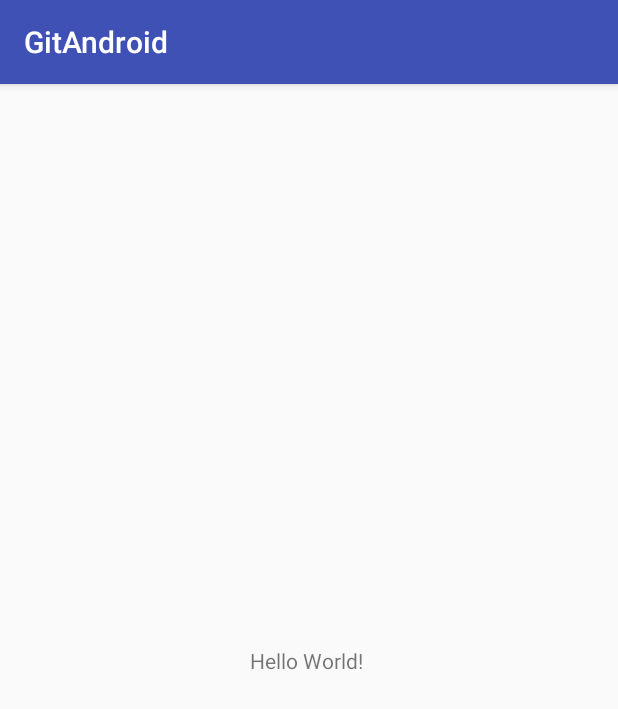
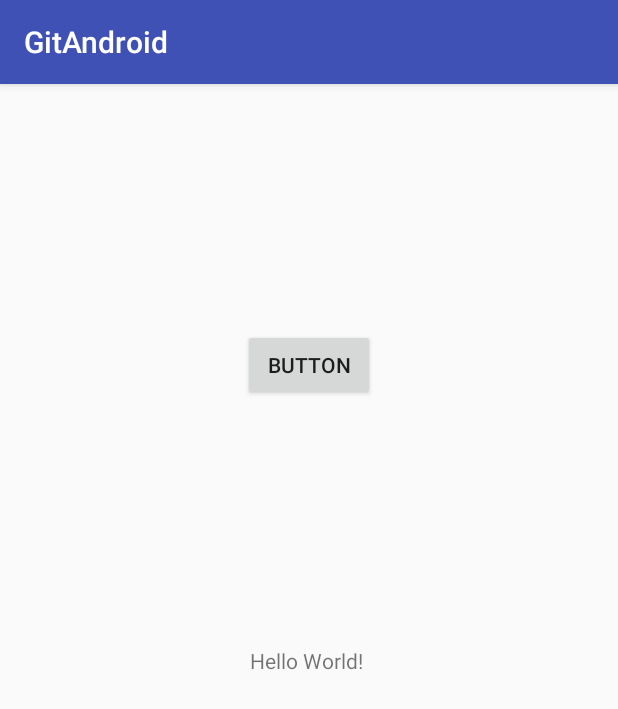
Before and after one commit to ulsOP/GitAndroidUOP, an Android app: the screen it shows after launch (MainActivity), on a phone screen of 412 x 824 dp. Shown: the top 709 px of the screen. Run offline under Robolectric (Android 15) with nearby library versions, the phone set to English and light mode, and no system bars.

Commit message:
Programa para compartir con el profe

```diff
--- a/app/src/main/java/mx/unam/aragon/fes/diplo/gitandroid/MainActivity.java
+++ b/app/src/main/java/mx/unam/aragon/fes/diplo/gitandroid/MainActivity.java
@@ -2,12 +2,29 @@ package mx.unam.aragon.fes.diplo.gitandroid;
 
 import android.support.v7.app.AppCompatActivity;
 import android.os.Bundle;
+import android.view.View;
+import android.widget.Button;
+import android.widget.TextView;
+
 
 public class MainActivity extends AppCompatActivity {
+    private Button miBoton;
+    private TextView txtVista;
 
     @Override
     protected void onCreate(Bundle savedInstanceState) {
         super.onCreate(savedInstanceState);
         setContentView(R.layout.activity_main);
+        miBoton=findViewById(R.id.button3);
+        txtVista=findViewById(R.id.textView);
+
+        miBoton.setOnClickListener(new View.OnClickListener(){
+            @Override
+                    public void onClick(View v){
+                txtVista.setText("Hola GitHub");
+
+            }
+    });
+
     }
 }
--- a/app/src/main/res/layout/activity_main.xml
+++ b/app/src/main/res/layout/activity_main.xml
@@ -7,6 +7,7 @@
     tools:context="mx.unam.aragon.fes.diplo.gitandroid.MainActivity">
 
     <TextView
+        android:id="@+id/textView"
         android:layout_width="wrap_content"
         android:layout_height="wrap_content"
         android:text="Hello World! "
@@ -15,6 +16,19 @@
         app:layout_constraintRight_toRightOf="parent"
         app:layout_constraintTop_toTopOf="parent" />
 
+    <Button
+        android:id="@+id/button3"
+        android:layout_width="wrap_content"
+        android:layout_height="wrap_content"
+        android:layout_marginBottom="8dp"
+        android:layout_marginEnd="8dp"
+        android:layout_marginStart="8dp"
+        android:layout_marginTop="8dp"
+        android:text="Button"
+        app:layout_constraintBottom_toTopOf="@+id/textView"
+        app:layout_constraintEnd_toEndOf="parent"
+        app:layout_constraintStart_toStartOf="parent"
+        app:layout_constraintTop_toTopOf="parent" />
 
 
 </android.support.constraint.ConstraintLayout>
```
